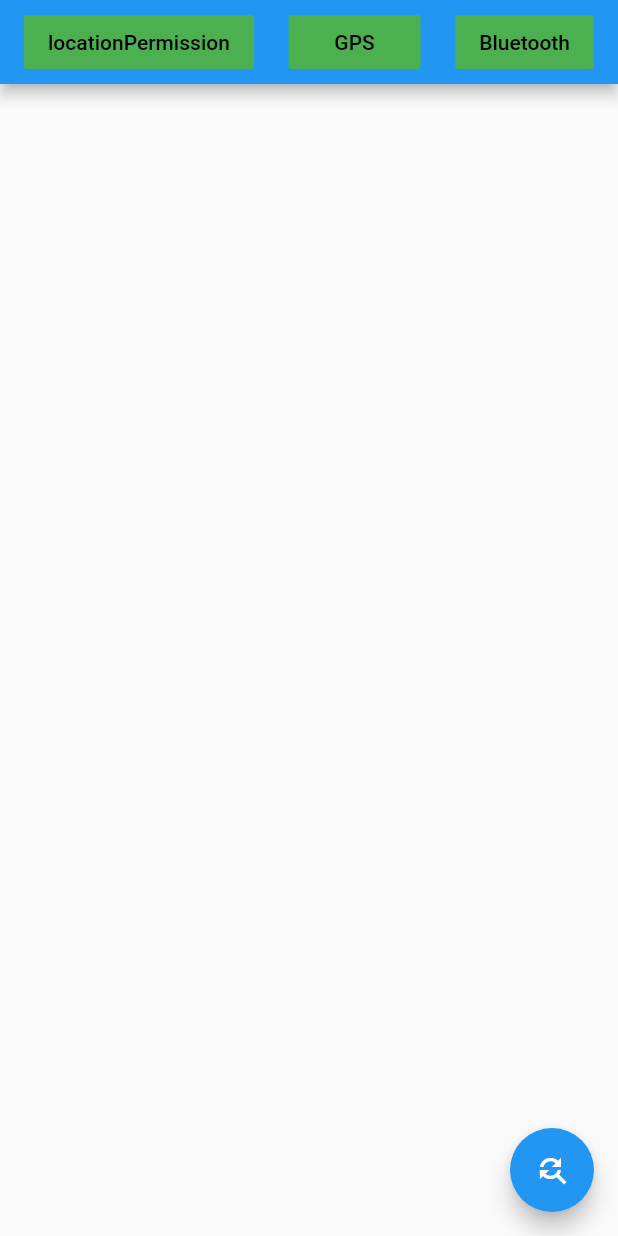
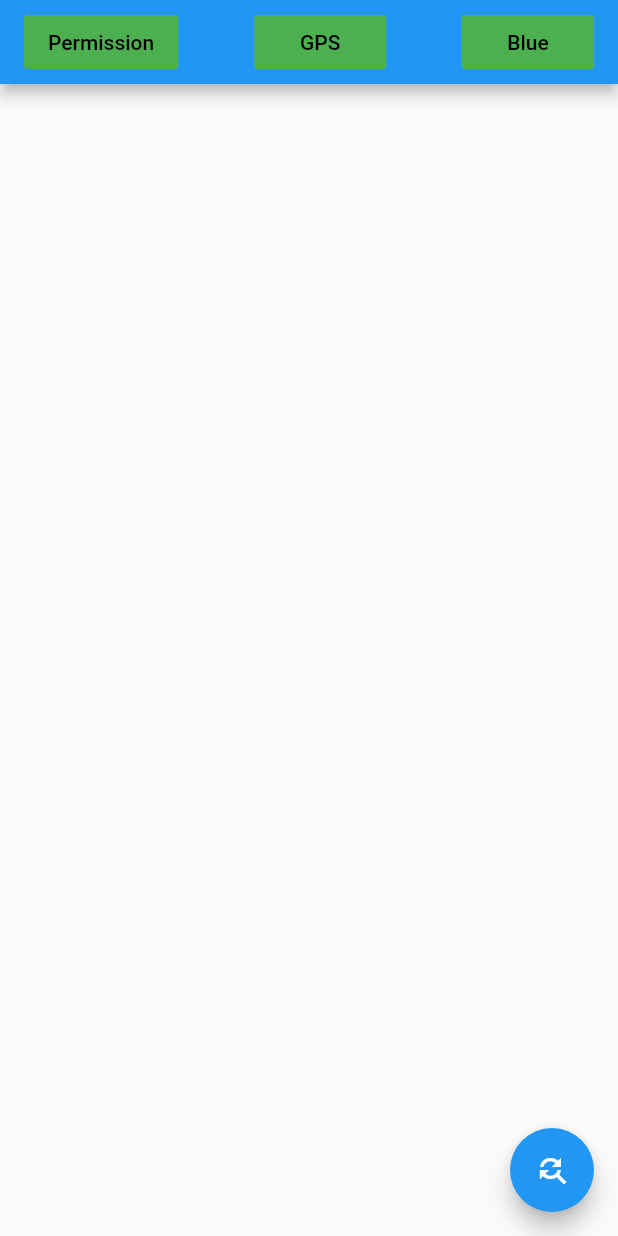
Before and after one commit to pineappleoOilPrince/flutter_blue_elves, a Flutter app: the screen it shows after launch, on a phone screen of 412 x 824 dp. Run offline on Flutter 3.47's test engine with Material 2 defaults, Android fonts, the light colour scheme and no system bars.

Commit message:
完善了example

```diff
--- a/example/lib/device_control.dart
+++ b/example/lib/device_control.dart
@@ -188,7 +188,7 @@ class _DeviceControlState extends State<DeviceControl> {
                   children: [
                     Text(_logs[index]._dateTime,
                         style: const TextStyle(color: Colors.green)),
-                    Text(_logs[index]._characteristic + "return:",
+                    Text(_logs[index]._characteristic + " return:",
                         style: const TextStyle(color: Colors.grey)),
                     Text(_logs[index]._data),
                     const Padding(
--- a/example/lib/main.dart
+++ b/example/lib/main.dart
@@ -59,7 +59,7 @@ class _MyAppState extends State<MyApp> {
                               .contains(AndroidBluetoothLack.locationPermission)
                           ? Colors.red
                           : Colors.green,
-                      child: const Text("locationPermission",
+                      child: const Text("Permission",
                           style: TextStyle(color: Colors.black)),
                       onPressed: () {
                         if (_blueLack.contains(
@@ -93,7 +93,7 @@ class _MyAppState extends State<MyApp> {
                               .contains(AndroidBluetoothLack.bluetoothFunction)
                           ? Colors.red
                           : Colors.green,
-                      child: const Text("Bluetooth",
+                      child: const Text("Blue",
                           style: TextStyle(color: Colors.black)),
                       onPressed: () {
                         if (_blueLack
```
